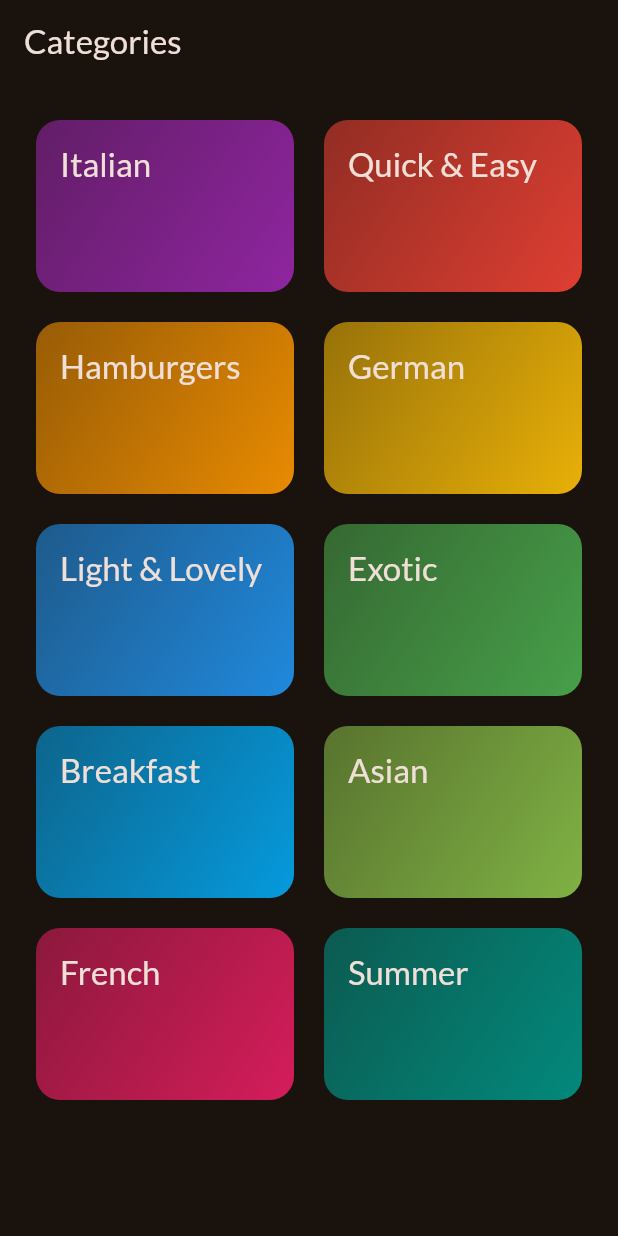
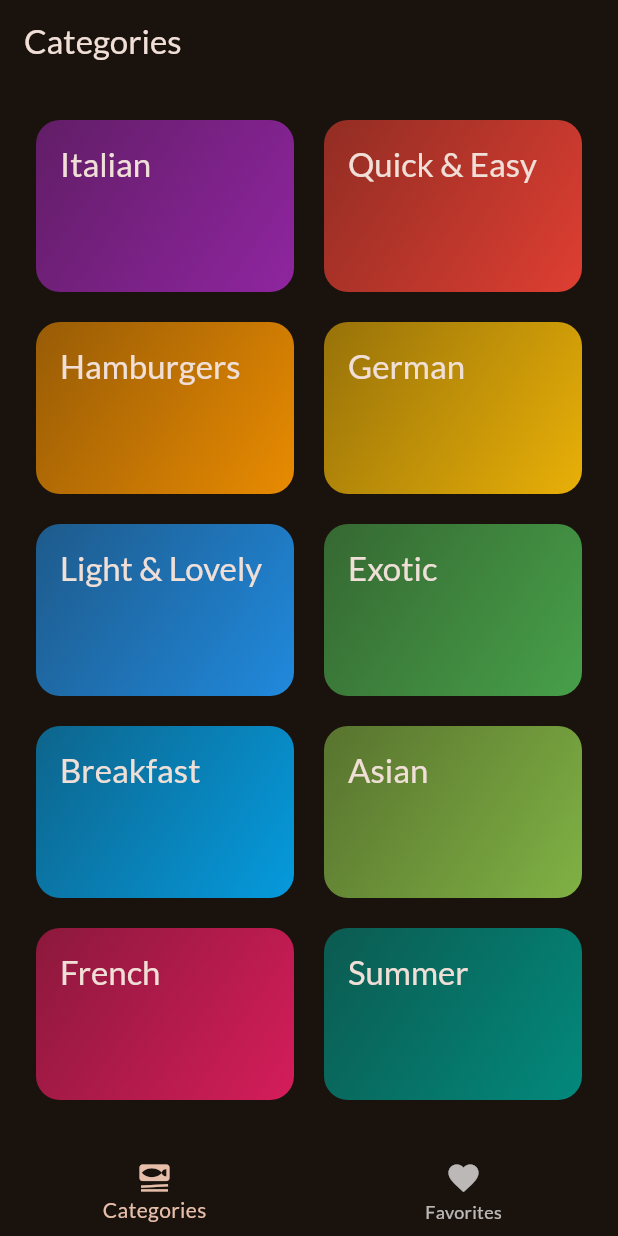
Before and after one commit to omerkincal/meal_app, a Flutter app: the screen it shows after launch, on a phone screen of 412 x 824 dp. Run offline on Flutter 3.47's test engine with Material 2 defaults, Android fonts, the phone set to English and light mode, and no system bars; our stand-ins replace google_fonts, transparent_image.

Commit message:
favorites and bottombar added

```diff
--- a/lib/main.dart
+++ b/lib/main.dart
@@ -1,6 +1,6 @@
 import 'package:flutter/material.dart';
 import 'package:google_fonts/google_fonts.dart';
-import 'package:meal_app/screens/categories.dart';
+import 'package:meal_app/screens/tabs.dart';
 
 final theme = ThemeData(
   useMaterial3: true,
@@ -22,7 +22,7 @@ class App extends StatelessWidget {
   Widget build(BuildContext context) {
     return MaterialApp(
       theme: theme,
-      home: const CategoriesScreen(),
+      home: const TabsScreen(),
     );
   }
 }
--- a/lib/screens/categories.dart
+++ b/lib/screens/categories.dart
@@ -21,11 +21,7 @@ class CategoriesScreen extends StatelessWidget {
 
   @override
   Widget build(BuildContext context) {
-    return Scaffold(
-      appBar: AppBar(
-        title: const Text('Categories'),
-      ),
-      body: GridView(
+    return GridView(
       padding: const EdgeInsets.all(24),
       gridDelegate: const SliverGridDelegateWithFixedCrossAxisCount(
         crossAxisCount: 2,
@@ -43,7 +39,6 @@ class CategoriesScreen extends StatelessWidget {
             },
           )
       ],
-      ),
     );
   }
 }
--- /dev/null
+++ b/lib/screens/tabs.dart
@@ -0,0 +1,45 @@
+import 'package:flutter/material.dart';
+import 'package:meal_app/screens/categories.dart';
+import 'package:meal_app/screens/meals.dart';
+
+class TabsScreen extends StatefulWidget {
+  const TabsScreen({super.key});
+
+  @override
+  State<TabsScreen> createState() => _TabsScreenState();
+}
+
+class _TabsScreenState extends State<TabsScreen> {
+  int _selectedPageIndex = 0;
+
+  void _selectPage(int index) {
+    setState(() {
+      _selectedPageIndex = index;
+    });
+  }
+
+  @override
+  Widget build(BuildContext context) {
+    Widget activePage = const CategoriesScreen();
+    var activePageTitle = 'Categories';
+    if (_selectedPageIndex == 1) {
+      activePage = const MealsScreen(meals: []);
+      activePageTitle = 'Your Favorites';
+    }
+    return Scaffold(
+      appBar: AppBar(
+        title: Text(activePageTitle),
+      ),
+      body: activePage,
+      bottomNavigationBar: BottomNavigationBar(
+          onTap: _selectPage,
+          currentIndex: _selectedPageIndex,
+          items: const [
+            BottomNavigationBarItem(
+                icon: Icon(Icons.set_meal), label: 'Categories'),
+            BottomNavigationBarItem(
+                icon: Icon(Icons.favorite), label: 'Favorites'),
+          ]),
+    );
+  }
+}
--- a/pubspec.yaml
+++ b/pubspec.yaml
@@ -37,6 +37,7 @@ dependencies:
   cupertino_icons: ^1.0.2
   google_fonts: ^4.0.4
   transparent_image: ^2.0.1
+  cached_network_image: ^3.2.3
 
 dev_dependencies:
   flutter_test:
```
Also changed, not shown: lib/screens/meal_details.dart (added, +93 -0 lines), lib/screens/meals.dart (+7 -3 lines), lib/widgets/meal_item.dart (+51 -2 lines), lib/widgets/meal_item_trait.dart (added, +35 -0 lines), pubspec.lock, 1 other file. Lines whose indentation alone changed are shown as unchanged.
